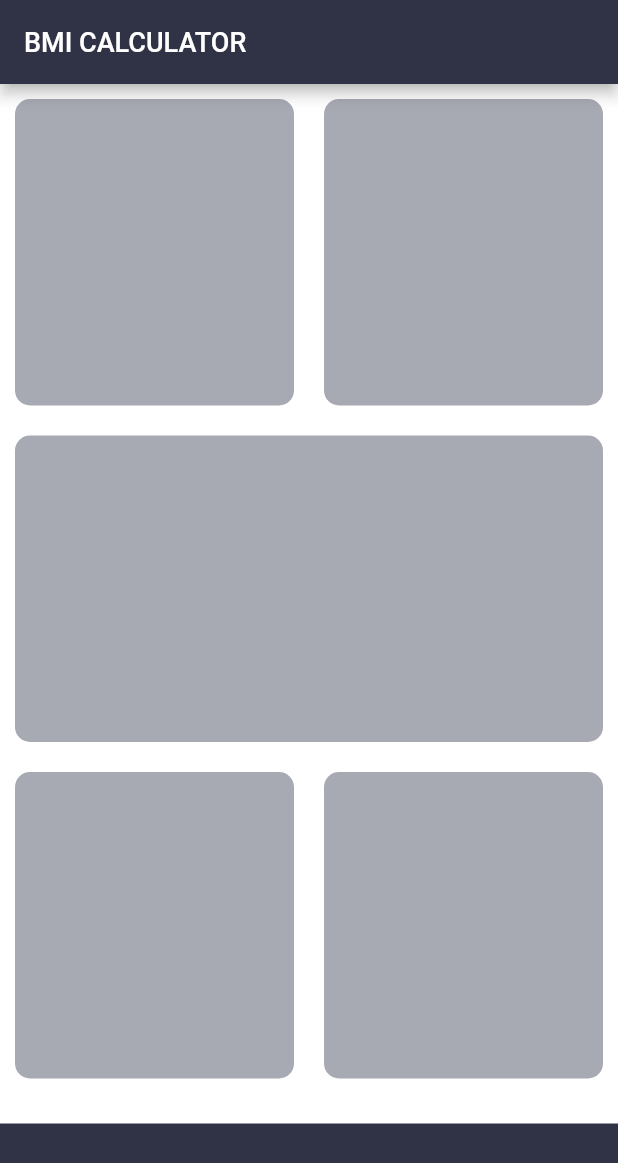
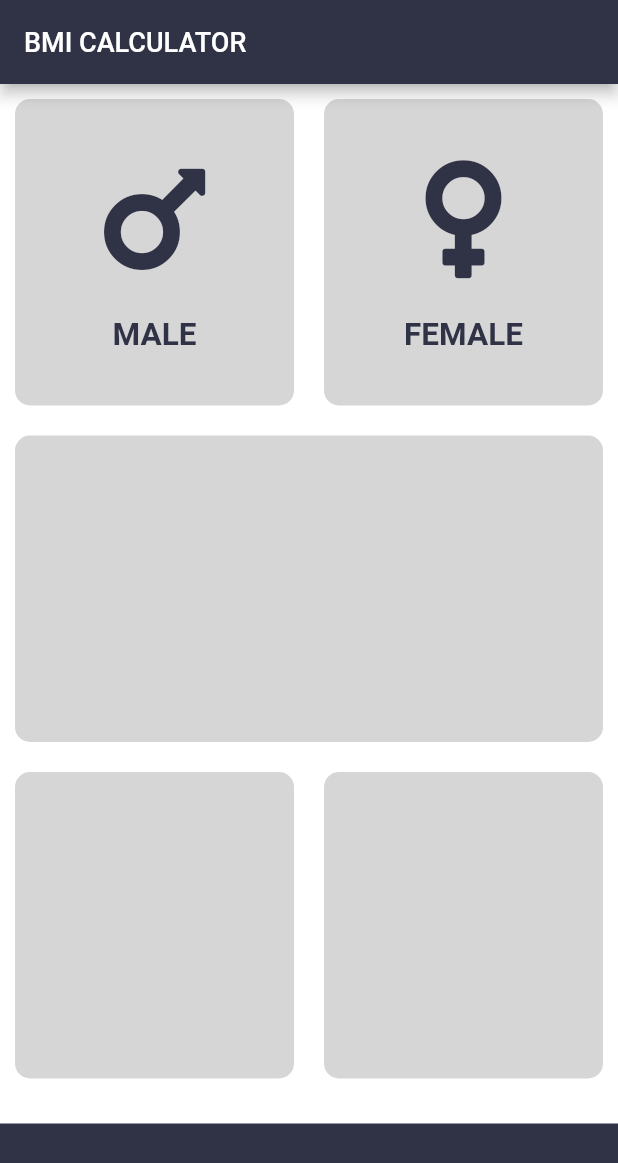
Before and after one commit to san-jayy/bmi_calculator, a Flutter app: the screen it shows after launch, on a phone screen of 412 x 824 dp. Shown: the top 1163 px of the screen. Run offline on Flutter 3.47's test engine with Material 2 defaults, Android fonts, the phone set to English and light mode, and no system bars; our stand-ins replace font_awesome_flutter.

Commit message:
fefactorised  and added  fuctionalities

```diff
--- /dev/null
+++ b/lib/Reusablecard.dart
@@ -0,0 +1,21 @@
+import 'package:flutter/material.dart';
+// common widget properties for all the containers
+
+class Reusablecard extends StatelessWidget {
+  Reusablecard({this.colour, this.cardchild, this.onpress});
+  final Color colour;
+  final Widget cardchild;
+  final Function onpress;
+  @override
+  Widget build(BuildContext context) {
+    return GestureDetector(
+      onTap: onpress,
+      child: Container(
+        child: cardchild,
+        margin: EdgeInsets.all(10),
+        decoration: BoxDecoration(
+            color: colour, borderRadius: BorderRadius.circular(10)),
+      ),
+    );
+  }
+}
--- a/lib/input_page.dart
+++ b/lib/input_page.dart
@@ -1,9 +1,15 @@
 import 'package:flutter/material.dart';
-import 'main.dart';
+import 'package:flutter/rendering.dart';
+import 'package:font_awesome_flutter/font_awesome_flutter.dart';
+import 'Reusablecard.dart';
+import 'topcards.dart';
 
 const bottomcontainerheight = 75.0;
 const bottomcontainercolor = Color(0xFF303346);
 const activecardcolor = Color(0xFFA7AAB3);
+const inactivecardcolor = Color(0xFFD6D6D6);
+
+enum Gender { male, female }
 
 class InputPage extends StatefulWidget {
   @override
@@ -11,6 +17,8 @@ class InputPage extends StatefulWidget {
 }
 
 class _InputPageState extends State<InputPage> {
+  Gender selectedgender;
+
   @override
   Widget build(BuildContext context) {
     return Scaffold(
@@ -32,19 +40,58 @@ class _InputPageState extends State<InputPage> {
           Expanded(
             child: Row(
               children: [
-                Expanded(child: Reusablecard(colour: activecardcolor)),
-                Expanded(child: Reusablecard(colour: activecardcolor)),
+                Expanded(
+                  child: Reusablecard(
+                    onpress: () {
+                      setState(() {
+                        selectedgender = Gender.male;
+                      });
+                    },
+                    colour: selectedgender == Gender.male
+                        ? activecardcolor
+                        : inactivecardcolor,
+                    cardchild: Topcard(
+                      icon: FontAwesomeIcons.mars,
+                      gender: 'MALE',
+                    ),
+                  ),
+                ),
+                Expanded(
+                  child: Reusablecard(
+                    onpress: () {
+                      setState(() {
+                        selectedgender = Gender.female;
+                      });
+                    },
+                    colour: selectedgender == Gender.female
+                        ? activecardcolor
+                        : inactivecardcolor,
+                    cardchild: Topcard(
+                      icon: FontAwesomeIcons.venus,
+                      gender: 'FEMALE',
+                    ),
+                  ),
+                ),
               ],
             ),
           ),
           Expanded(
-            child: Reusablecard(colour: activecardcolor),
+            child: Reusablecard(colour: inactivecardcolor),
           ),
           Expanded(
             child: Row(
               children: [
-                Expanded(child: Reusablecard(colour: activecardcolor)),
-                Expanded(child: Reusablecard(colour: activecardcolor)),
+                Expanded(
+                  child: Reusablecard(colour: inactivecardcolor),
+                ),
+                Expanded(
+                  child: Reusablecard(
+                    colour: inactivecardcolor,
+                    cardchild: Column(
+                      children: [],
+                    ),
+                  ),
+                ),
               ],
             ),
           ),
@@ -58,16 +105,3 @@ class _InputPageState extends State<InputPage> {
     );
   }
 }
-
-class Reusablecard extends StatelessWidget {
-  Reusablecard({this.colour});
-  final Color colour;
-  @override
-  Widget build(BuildContext context) {
-    return Container(
-      margin: EdgeInsets.all(10),
-      decoration:
-          BoxDecoration(color: colour, borderRadius: BorderRadius.circular(10)),
-    );
-  }
-}
--- /dev/null
+++ b/lib/topcards.dart
@@ -0,0 +1,31 @@
+import 'package:flutter/material.dart';
+
+// topcard- the top two containers..
+class Topcard extends StatelessWidget {
+  Topcard({this.icon, this.gender});
+  final IconData icon;
+  final String gender;
+  @override
+  Widget build(BuildContext context) {
+    return Column(
+      mainAxisAlignment: MainAxisAlignment.center,
+      children: [
+        Icon(
+          icon,
+          color: Color(0xFF303346),
+          size: 90.0,
+        ),
+        SizedBox(
+          height: 20,
+        ),
+        Text(
+          gender,
+          style: TextStyle(
+              fontSize: 21.0,
+              color: Color(0xFF303346),
+              fontWeight: FontWeight.bold),
+        )
+      ],
+    );
+  }
+}
```
